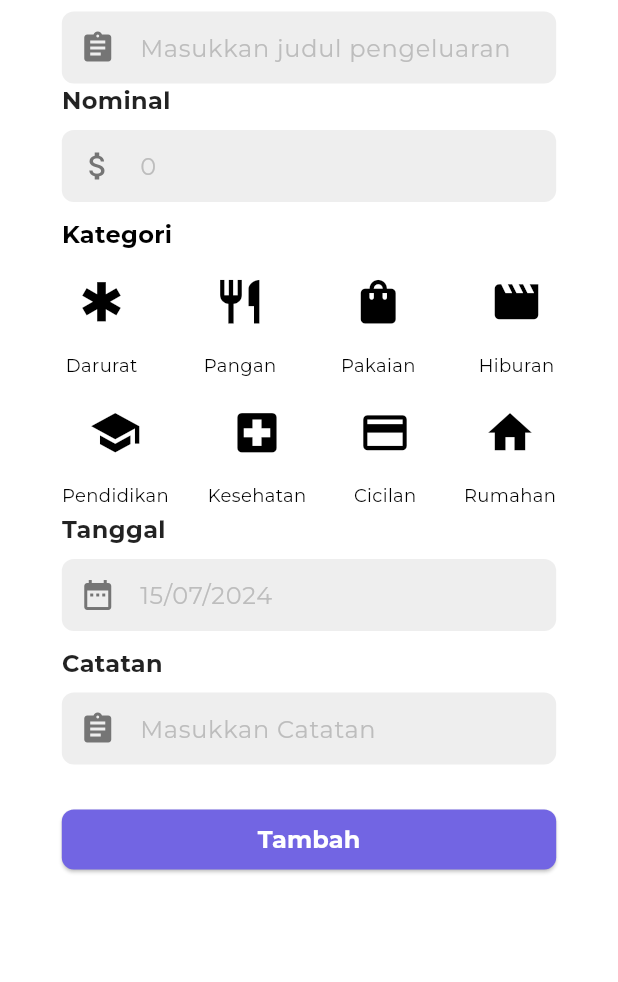
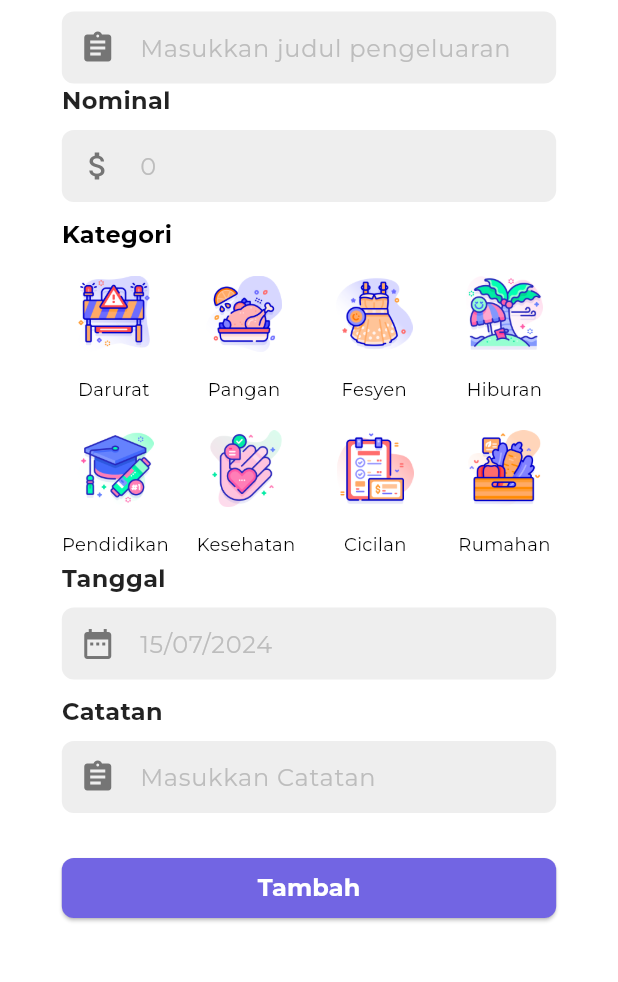
Before and after one commit to Azmi010/financiago, a Flutter app: the ExpenseView screen opened directly, on a phone screen of 412 x 824 dp, the part 119-1101 px from its top. Run offline on Flutter 3.47's test engine with Material 3 defaults, Android fonts, the phone set to English and light mode, and no system bars; our stand-ins replace carousel_slider, cloud_firestore, dio, firebase_auth, firebase_core, firebase_storage and 11 more; missing offline and left inert: midtrans_sdk; accounts and stored records are empty.

Commit message:
fix: tambah pemasukan dan tambah pengeluaran icon kategori

```diff
--- a/lib/app/modules/User/finance/views/widgets/expense_view.dart
+++ b/lib/app/modules/User/finance/views/widgets/expense_view.dart
@@ -74,22 +74,22 @@ class ExpenseView extends GetView<FinanceController> {
                       children: [
                         _buildCategoryColumn(
                           category: 'Darurat',
-                          icon: Icons.emergency,
+                          icon: 'assets/images/darurat.png',
                           selectedCategory: selectedCategory,
                         ),
                         _buildCategoryColumn(
                           category: 'Pangan',
-                          icon: Icons.restaurant,
+                          icon: 'assets/images/pangan.png',
                           selectedCategory: selectedCategory,
                         ),
                         _buildCategoryColumn(
-                          category: 'Pakaian',
-                          icon: Icons.shopping_bag,
+                          category: 'Fesyen',
+                          icon: 'assets/images/fesyen.png',
                           selectedCategory: selectedCategory,
                         ),
                         _buildCategoryColumn(
                           category: 'Hiburan',
-                          icon: Icons.movie,
+                          icon: 'assets/images/hiburan.png',
                           selectedCategory: selectedCategory,
                         ),
                       ],
@@ -102,22 +102,22 @@ class ExpenseView extends GetView<FinanceController> {
                       children: [
                         _buildCategoryColumn(
                           category: 'Pendidikan',
-                          icon: Icons.school,
+                          icon: 'assets/images/pendidikan.png',
                           selectedCategory: selectedCategory,
                         ),
                         _buildCategoryColumn(
                           category: 'Kesehatan',
-                          icon: Icons.local_hospital,
+                          icon: 'assets/images/kesehatan.png',
                           selectedCategory: selectedCategory,
                         ),
                         _buildCategoryColumn(
                           category: 'Cicilan',
-                          icon: Icons.payment,
+                          icon: 'assets/images/cicilan.png',
                           selectedCategory: selectedCategory,
                         ),
                         _buildCategoryColumn(
                           category: 'Rumahan',
-                          icon: Icons.home,
+                          icon: 'assets/images/rumahan.png',
                           selectedCategory: selectedCategory,
                         ),
                       ],
@@ -194,7 +194,7 @@ class ExpenseView extends GetView<FinanceController> {
 
   Widget _buildCategoryColumn({
     required String category,
-    required IconData icon,
+    required String icon,
     required ValueNotifier<String> selectedCategory,
   }) {
     return ValueListenableBuilder<String>(
@@ -215,11 +215,7 @@ class ExpenseView extends GetView<FinanceController> {
                       color: isSelected ? Utils.biruEmpat : Colors.transparent),
                   borderRadius: BorderRadius.circular(8),
                 ),
-                child: Icon(
-                  icon,
-                  size: 35,
-                  color: isSelected ? Utils.biruDua : Colors.black,
-                ),
+                child: Image.asset(icon, scale: 10,)
               ),
               const SizedBox(height: 7),
               Text(
--- a/lib/app/widgets/category_card.dart
+++ b/lib/app/widgets/category_card.dart
@@ -22,8 +22,8 @@ class CategoryCard extends StatelessWidget {
         height: 50,
         width: 50,
         decoration: BoxDecoration(
-          borderRadius: BorderRadius.circular(10),
-          color: Utils.biruEmpat,
+          borderRadius: BorderRadius.circular(10), // Border radius untuk ikon
+          color: Utils.biruSatu,
         ),
         child: Icon(
           icon,
```
Also changed, not shown: lib/app/modules/User/finance/views/widgets/income_view.dart (+6 -10 lines), lib/app/modules/User/homepage/views/homepage_view.dart (+10 -12 lines), assets/images/cicilan.png (added), assets/images/darurat.png (added), assets/images/fesyen.png (added), assets/images/freelance.png (added), assets/images/gaji.png (added), assets/images/hadiah.png (added), assets/images/hiburan.png (added), assets/images/investasi.png (added), assets/images/kesehatan.png (added), assets/images/pangan.png (added), assets/images/pendidikan.png (added), assets/images/rumahan.png (added).
